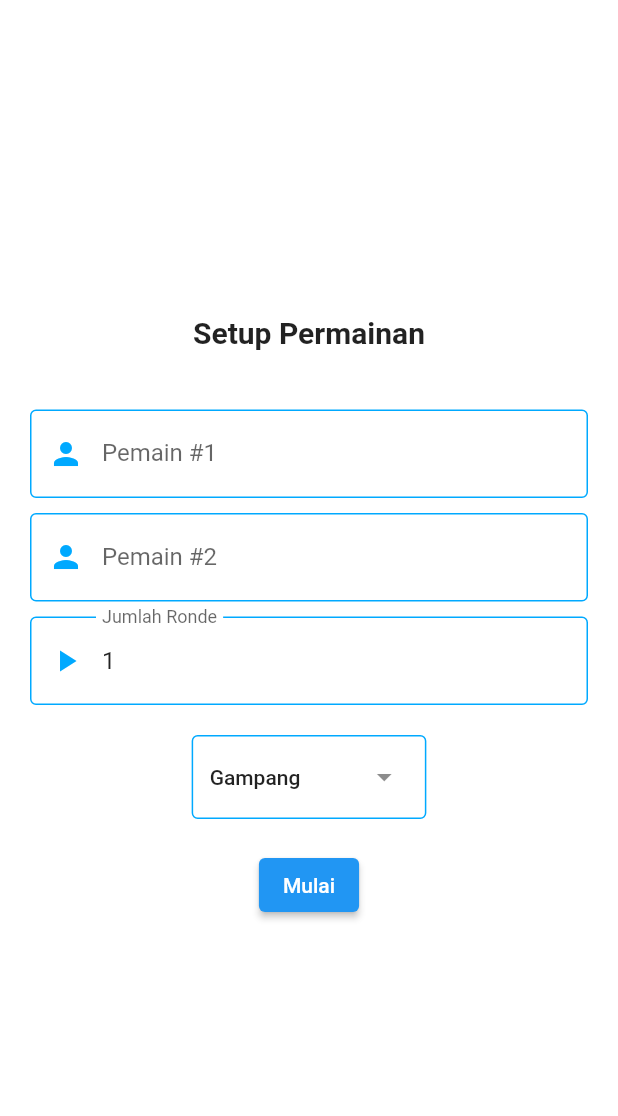
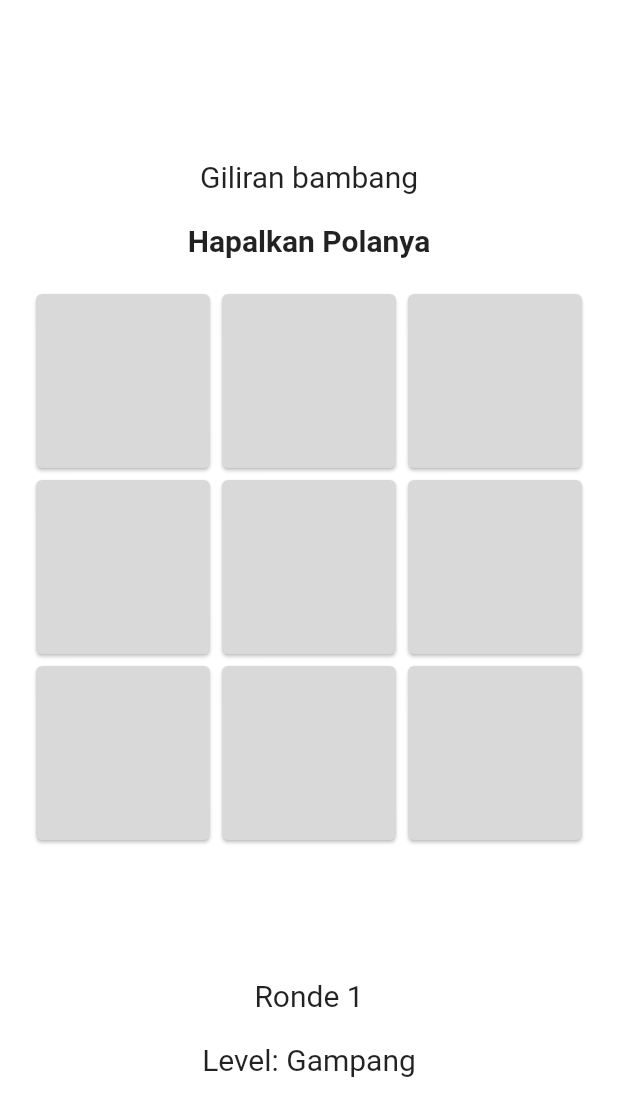
Before and after one commit to joheee/NineBox, a Flutter app: the screen it shows after launch, on a phone screen of 412 x 824 dp. Shown: the top 1116 px of the screen. Run offline on Flutter 3.47's test engine with Material 2 defaults, Android fonts, the phone set to English and light mode, and no system bars; our stand-ins replace shared_preferences.

Commit message:
finishing game layout

```diff
--- a/lib/config/variable.dart
+++ b/lib/config/variable.dart
@@ -4,4 +4,6 @@ class Variable {
   static Color primaryColor = const Color(0xffFFFFFF);
   static Color secondaryColor = const Color(0xff00A9FF);
   static EdgeInsetsGeometry defaultPadding = const EdgeInsets.all(20);
+  static Color deactiveColor = const Color(0xffd9d9d9);
+  static Color activeColor = const Color(0xffF2994A);
 }
--- a/lib/main.dart
+++ b/lib/main.dart
@@ -1,5 +1,5 @@
 import 'package:flutter/material.dart';
-import 'package:mati_murup/page/setup.dart';
+import 'package:mati_murup/page/game.dart';
 
 void main() {
   runApp(const MaterialApp(
@@ -12,6 +12,6 @@ class MyApp extends StatelessWidget {
 
   @override
   Widget build(BuildContext context) {
-    return const SetupPage();
+    return const GamePage();
   }
 }
--- /dev/null
+++ b/lib/page/game.dart
@@ -0,0 +1,73 @@
+import 'package:flutter/material.dart';
+import 'package:mati_murup/config/variable.dart';
+import 'package:mati_murup/layout/default_layout.dart';
+
+class GamePage extends StatefulWidget {
+  const GamePage({super.key});
+
+  @override
+  State<GamePage> createState() => _GamePageState();
+}
+
+class _GamePageState extends State<GamePage> {
+  @override
+  Widget build(BuildContext context) {
+    return DefaultLayout(
+      children: [
+
+        const Text(
+          'Giliran bambang',
+          style: TextStyle(
+            fontSize: 20,
+            fontWeight: FontWeight.normal,
+          ),
+        ),
+
+        const SizedBox(height: 20.0),
+
+        const Text(
+          'Hapalkan Polanya',
+          style: TextStyle(
+            fontSize: 20,
+            fontWeight: FontWeight.bold,
+          ),
+        ),
+
+        Padding(
+          padding: Variable.defaultPadding,
+          child: SizedBox(
+            height: 440,
+            child: GridView.count(
+              crossAxisCount: 3,
+              children: List.generate(9, (index) {
+                return Card(
+                  color: Variable.deactiveColor,
+                  child: const SizedBox()
+                );
+              }),
+            ),
+          ),
+        ),
+
+        const Text(
+          'Ronde 1',
+          style: TextStyle(
+            fontSize: 20,
+            fontWeight: FontWeight.normal,
+          ),
+        ),
+
+        const SizedBox(height: 20.0),
+
+        const Text(
+          'Level: Gampang',
+          style: TextStyle(
+            fontSize: 20,
+            fontWeight: FontWeight.normal,
+          ),
+        ),
+
+      ]
+    );
+  }
+}
```
